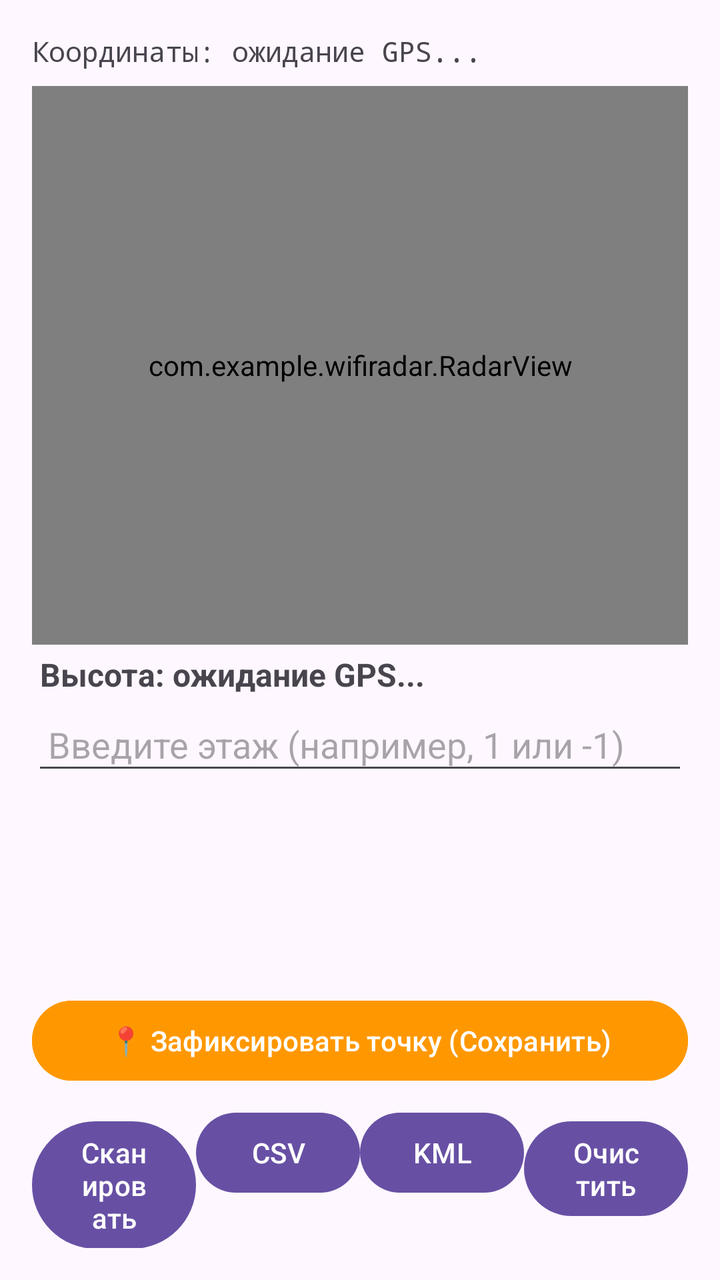
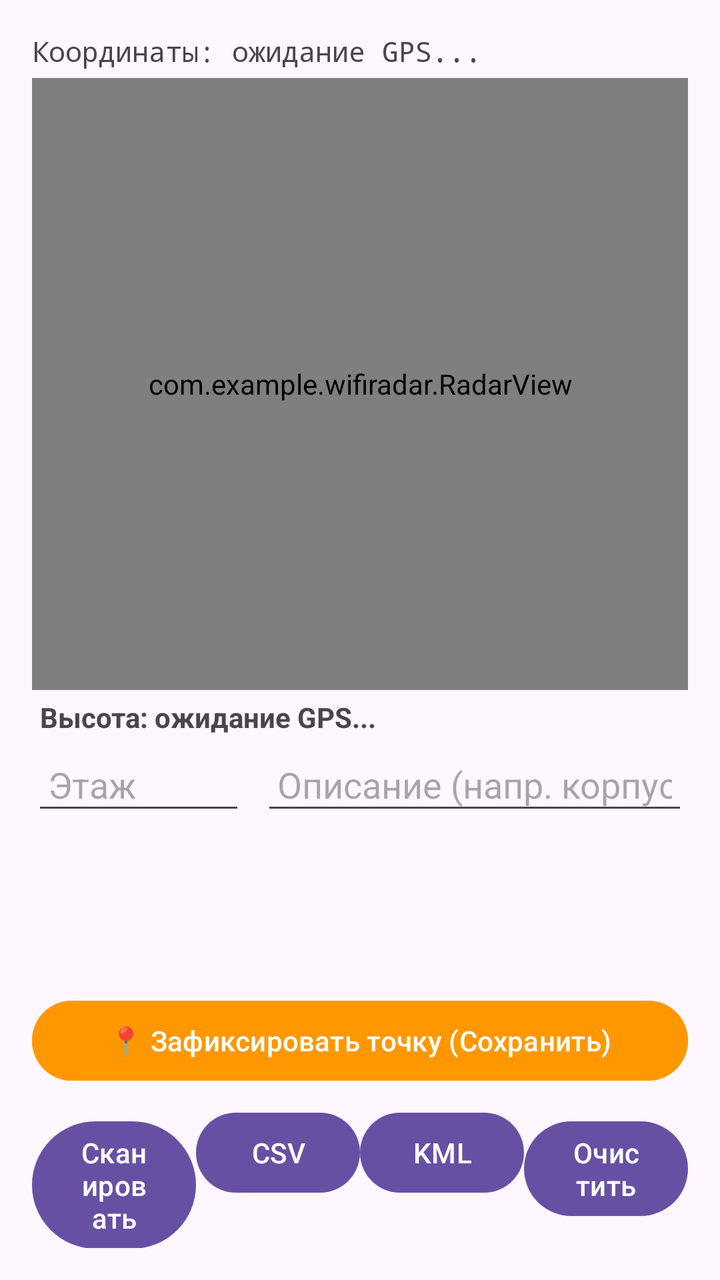

Before-and-after screenshots of an Android layout around one commit, followed by the original layout XML and the change that was made.
<!-- AndroidManifest.xml: application theme Theme.WifiRadar -->
<!-- res/layout/activity_main.xml -->
<?xml version="1.0" encoding="utf-8"?>

<LinearLayout xmlns:android="http://schemas.android.com/apk/res/android"
    android:layout_width="match_parent"
    android:layout_height="match_parent"
    android:orientation="vertical"
    android:padding="16dp">

    <TextView
        android:id="@+id/tvLocation"
        android:layout_width="match_parent"
        android:layout_height="wrap_content"
        android:text="Координаты: ожидание GPS..."
        android:textSize="14sp"
        android:fontFamily="monospace"
        android:paddingBottom="8dp"/>

    <com.example.wifiradar.RadarView
        android:id="@+id/radarView"
        android:layout_width="match_parent"
        android:layout_height="0dp"
        android:layout_weight="1" />

    <TextView
        android:id="@+id/tvAltitude"
        android:layout_width="match_parent"
        android:layout_height="wrap_content"
        android:text="Высота: ожидание GPS..."
        android:textSize="16sp"
        android:textStyle="bold"
        android:padding="4dp" />

    
    <EditText
        android:id="@+id/etFloor"
        android:layout_width="match_parent"
        android:layout_height="wrap_content"
        android:hint="Введите этаж (например, 1 или -1)"
        android:inputType="numberSigned"
        android:padding="8dp"
        android:layout_marginBottom="4dp"/>

    <ScrollView
        android:layout_width="match_parent"
        android:layout_height="100dp">
        <TextView
            android:id="@+id/tvNetworks"
            android:layout_width="match_parent"
            android:layout_height="wrap_content"
            android:textSize="12sp"
            android:fontFamily="monospace" />
    </ScrollView>

    <Button
        android:id="@+id/btnMarkPoint"
        android:layout_width="match_parent"
        android:layout_height="wrap_content"
        android:text="📍 Зафиксировать точку (Сохранить)"
        android:backgroundTint="#FF9800"
        android:textColor="#FFFFFF"/>

    <LinearLayout
        android:layout_width="match_parent"
        android:layout_height="wrap_content"
        android:orientation="horizontal"
        android:layout_marginTop="8dp">
        <Button android:id="@+id/btnScan" android:layout_width="0dp" android:layout_weight="1" android:layout_height="wrap_content" android:text="Сканировать" />
        <Button android:id="@+id/btnExportCsv" android:layout_width="0dp" android:layout_weight="1" android:layout_height="wrap_content" android:text="CSV" />
        <Button android:id="@+id/btnExportKml" android:layout_width="0dp" android:layout_weight="1" android:layout_height="wrap_content" android:text="KML" />
        <Button android:id="@+id/btnClear" android:layout_width="0dp" android:layout_weight="1" android:layout_height="wrap_content" android:text="Очистить" />
    </LinearLayout>
</LinearLayout>
<!-- resources referenced by this layout -->
<resources>
  <style name="Theme.WifiRadar" parent="Theme.Material3.DayNight" />
</resources>

<!-- the commit's change to res/layout/activity_main.xml (unified diff, before → after) -->
@@ -13,7 +13,7 @@
         android:text="Координаты: ожидание GPS..."
         android:textSize="14sp"
         android:fontFamily="monospace"
-        android:paddingBottom="8dp"/>
+        android:paddingBottom="4dp"/>
 
     <com.example.wifiradar.RadarView
         android:id="@+id/radarView"
@@ -26,23 +26,40 @@
         android:layout_width="match_parent"
         android:layout_height="wrap_content"
         android:text="Высота: ожидание GPS..."
-        android:textSize="16sp"
+        android:textSize="14sp"
         android:textStyle="bold"
         android:padding="4dp" />
 
-    
-    <EditText
-        android:id="@+id/etFloor"
+    <LinearLayout
         android:layout_width="match_parent"
         android:layout_height="wrap_content"
-        android:hint="Введите этаж (например, 1 или -1)"
-        android:inputType="numberSigned"
-        android:padding="8dp"
-        android:layout_marginBottom="4dp"/>
+        android:orientation="horizontal">
+        
+        <EditText
+            android:id="@+id/etFloor"
+            android:layout_width="0dp"
+            android:layout_weight="1"
+            android:layout_height="wrap_content"
+            android:hint="Этаж"
+            android:inputType="numberSigned"
+            android:padding="8dp"
+            android:layout_marginEnd="8dp"/>
+
+        
+        <EditText
+            android:id="@+id/etDescription"
+            android:layout_width="0dp"
+            android:layout_weight="2"
+            android:layout_height="wrap_content"
+            android:hint="Описание (напр. корпус 3, каб. 211)"
+            android:inputType="text"
+            android:padding="8dp"
+            android:layout_marginBottom="4dp"/>
+    </LinearLayout>
 
     <ScrollView
         android:layout_width="match_parent"
-        android:layout_height="100dp">
+        android:layout_height="80dp">
         <TextView
             android:id="@+id/tvNetworks"
             android:layout_width="match_parent"
